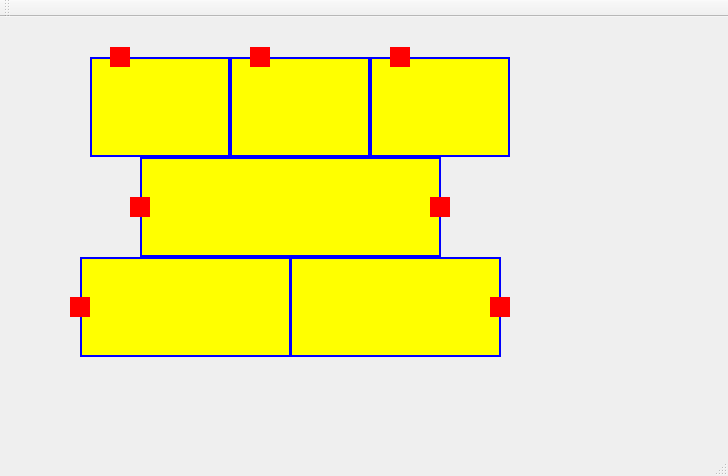
Before: the Qt Designer form mainwindow.ui in LuizFernando110/tremQT, drawn with Qt 5.
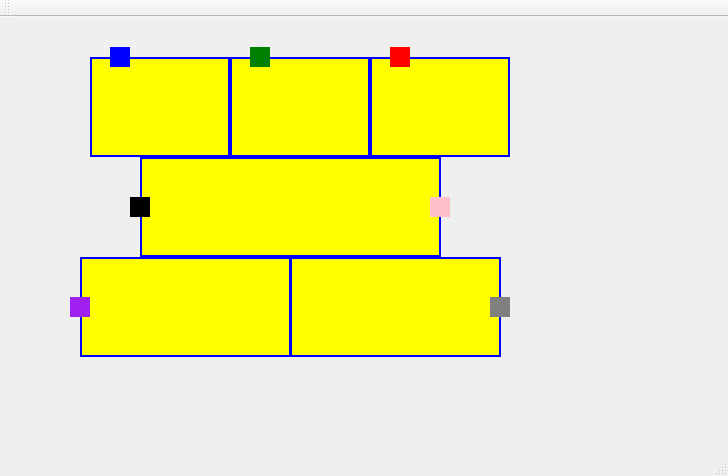
After: the same form once the commit is applied.

Patch:
```diff
--- a/mainwindow.ui
+++ b/mainwindow.ui
@@ -41,7 +41,8 @@
      </rect>
     </property>
     <property name="styleSheet">
-     <string notr="true">background-color: red</string>
+     <string notr="true">background-color: blue
+</string>
     </property>
     <property name="text">
      <string/>
@@ -57,7 +58,7 @@
      </rect>
     </property>
     <property name="styleSheet">
-     <string notr="true">background-color: red</string>
+     <string notr="true">background-color: green</string>
     </property>
     <property name="text">
      <string/>
@@ -141,7 +142,7 @@
      </rect>
     </property>
     <property name="styleSheet">
-     <string notr="true">background-color: red</string>
+     <string notr="true">background-color: #A020F0</string>
     </property>
     <property name="text">
      <string/>
@@ -157,7 +158,7 @@
      </rect>
     </property>
     <property name="styleSheet">
-     <string notr="true">background-color: red</string>
+     <string notr="true">background-color: black</string>
     </property>
     <property name="text">
      <string/>
@@ -190,7 +191,7 @@
      </rect>
     </property>
     <property name="styleSheet">
-     <string notr="true">background-color: red</string>
+     <string notr="true">background-color: pink</string>
     </property>
     <property name="text">
      <string/>
@@ -206,7 +207,7 @@
      </rect>
     </property>
     <property name="styleSheet">
-     <string notr="true">background-color: red</string>
+     <string notr="true">background-color: gray</string>
     </property>
     <property name="text">
      <string/>
```
